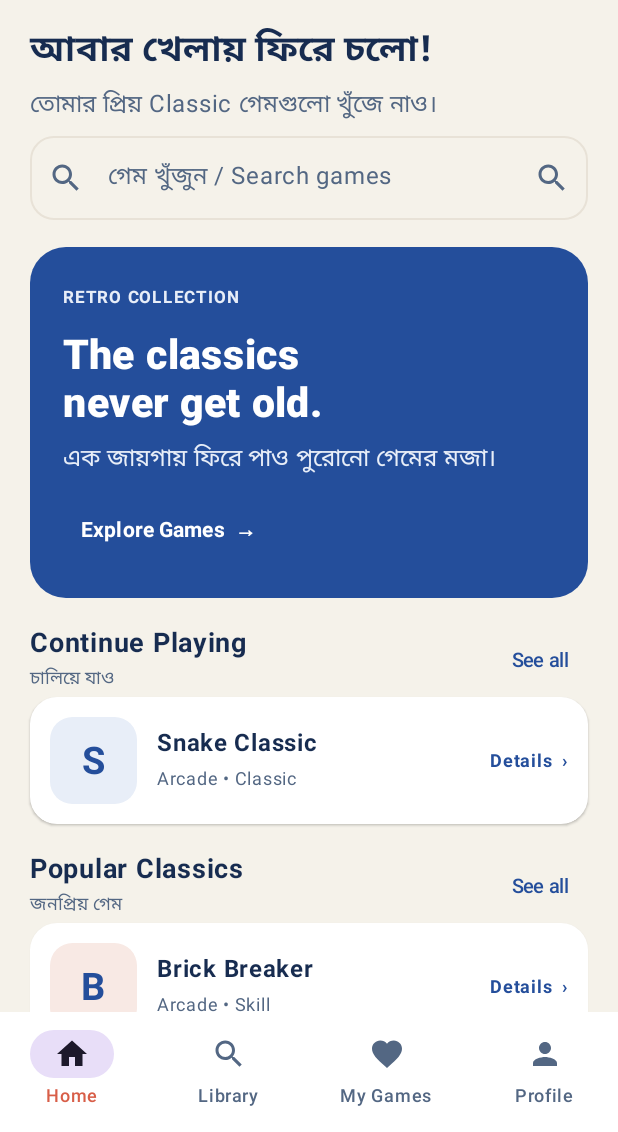
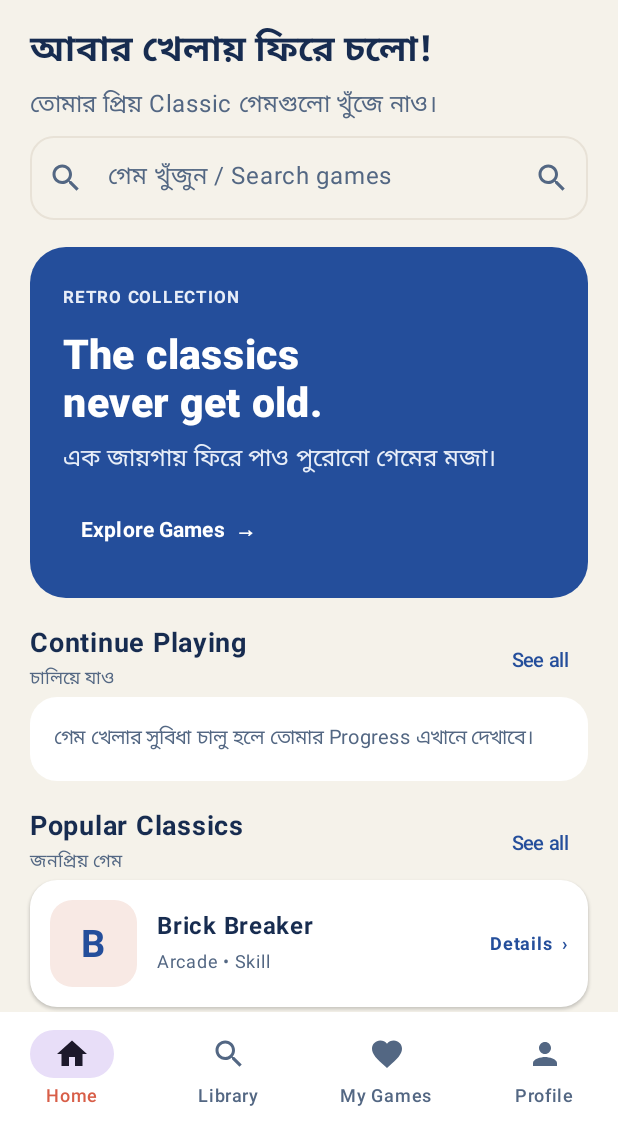
Before and after one commit to suhansarkerzzz-afk/old-games-hub, an Android app built with Jetpack Compose: the screen it shows after launch (MainActivity), on a phone screen of 412 x 824 dp, the part 104-1236 px from its top. Run offline under Robolectric (Android 15) with nearby library versions, the phone set to English and light mode, and no system bars; our stand-ins replace Room's generated code.

Commit message:
Show honest empty state for Continue Playing

```diff
--- a/app/src/main/java/com/oldgameshub/app/MainActivity.kt
+++ b/app/src/main/java/com/oldgameshub/app/MainActivity.kt
@@ -39,6 +39,7 @@ import androidx.compose.material3.OutlinedTextField
 import androidx.compose.material3.Scaffold
 import androidx.compose.material3.Text
 import androidx.compose.material3.TextButton
+import androidx.compose.material3.Surface
 import androidx.compose.runtime.Composable
 import androidx.compose.runtime.getValue
 import androidx.compose.runtime.mutableStateOf
@@ -300,8 +301,17 @@ private fun HomeScreen(
         }
         item {
             SectionHeading("Continue Playing", "চালিয়ে যাও", onOpenLibrary = { onOpenLibrary("") })
-            GameRow("Snake Classic", "Arcade • Classic", "S", SoftBlue) {
-                onOpenGame("snake-classic")
+            Surface(
+                color = Color.White,
+                shape = RoundedCornerShape(18.dp),
+                modifier = Modifier.fillMaxWidth()
+            ) {
+                Text(
+                    "গেম খেলার সুবিধা চালু হলে তোমার Progress এখানে দেখাবে।",
+                    color = Slate,
+                    fontSize = 13.sp,
+                    modifier = Modifier.padding(16.dp)
+                )
             }
         }
         item {
```
